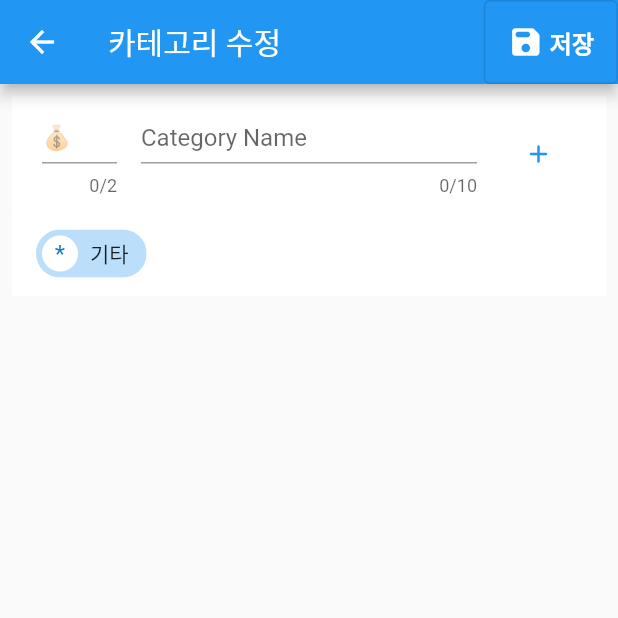
After one commit to cyj893/MoneyIsMine, a Flutter app: the screen it shows after launch, item 2 of the bottom bar chosen, after a tap on the "format list bulleted" icon, on a phone screen of 412 x 824 dp, the top half of it. The commit adds this screen. Run offline on Flutter 3.47's test engine with Material 2 defaults, Android fonts, the light colour scheme and no system bars; our stand-ins replace image_picker, sqflite, table_calendar; missing offline and left inert: scrolling_page_indicator; accounts and stored records are empty.

Commit message:
Add Category Provider

```diff
--- /dev/null
+++ b/lib/CategoryEditPage.dart
@@ -0,0 +1,183 @@
+import 'package:flutter/material.dart';
+import 'package:provider/provider.dart';
+import 'DBHelper.dart';
+
+class CategoryEditPage extends StatefulWidget {
+
+  @override
+  CategoryEditPageState createState() => CategoryEditPageState();
+}
+
+class CategoryEditPageState extends State<CategoryEditPage> {
+
+  String pageName = "카테고리 수정";
+
+  final _icon = TextEditingController();
+  final _name = TextEditingController();
+
+  List<String> categoryNames = ["기타"];
+  Map<String, String> categoryMap = {"기타": "*"};
+  List<String> tempcategoryNames = [];
+  Map<String, String> tempcategoryMap = {};
+
+  @override
+  void initState() {
+    super.initState();
+
+    categoryNames = context.read<CategoryProvider>().categories;
+    categoryMap = context.read<CategoryProvider>().map;
+    tempcategoryNames.addAll(categoryNames);
+    tempcategoryMap.addAll(categoryMap);
+  }
+
+  Container makeAddCon(){
+    return Container(
+      padding: EdgeInsets.symmetric(horizontal: 20, vertical: 10),
+      alignment: Alignment.centerLeft,
+      color: Colors.white,
+      child: Row(
+        children: [
+          SizedBox(
+            width: 50,
+            child: TextField(
+              controller: _icon,
+              maxLength: 2,
+              decoration: const InputDecoration(
+                hintText: "\u{1F4B0}",
+                isDense: true,
+              ),
+            ),
+          ),
+          VerticalDivider(),
+          Expanded(
+              child: TextField(
+                controller: _name,
+                maxLength: 10,
+                decoration: const InputDecoration(
+                  hintText: "Category Name",
+                  isDense: true,
+                ),
+              )
+          ),
+          VerticalDivider(),
+          SizedBox(
+            width: 50,
+            child: IconButton(
+              icon: Icon(Icons.add_rounded),
+              color: Colors.blue,
+              iconSize: 20.0,
+              onPressed: () {
+                if( tempcategoryMap.containsKey(_name.text) ){
+                  showDialog(
+                      context: context,
+                      builder: (BuildContext context) {
+                        return AlertDialog(
+                          content: Text("이름이 달라야 합니다"),
+                          actions: [
+                            TextButton(
+                                onPressed: () {
+                                  Navigator.of(context).pop();
+                                },
+                                child: Text("ok"))
+                          ],
+                        );
+                      });
+                  return ;
+                }
+                setState(() {
+                  tempcategoryMap[_name.text] = _icon.text;
+                  tempcategoryNames.insert(0, _name.text);
+                  _icon.text = "";
+                  _name.text = "";
+                });
+              },
+            ),
+          ),
+        ],
+      ),
+    );
+  }
+
+  ReorderableListView makeReorderListV(){
+    return ReorderableListView(
+      onReorder: (int oldIndex, int newIndex) {
+        setState(() {
+          if( oldIndex < newIndex ) newIndex -= 1;
+          final String item = tempcategoryNames.removeAt(oldIndex);
+          tempcategoryNames.insert(newIndex, item);
+        });
+      },
+      children: <Widget>[
+        for(int i = 0; i < tempcategoryNames.length; i++)
+          ListTile(
+            tileColor: Colors.white,
+            key: Key('$i'),
+            title: Container(
+                alignment: Alignment.centerLeft,
+                child: Chip(
+                  avatar: CircleAvatar(
+                    child: Text(tempcategoryMap[tempcategoryNames[i]]!),
+                    backgroundColor: Colors.white,
+                  ),
+                  backgroundColor: Colors.blue[100],
+                  label: Text(tempcategoryNames[i]),
+                )
+            ),
+            trailing: tempcategoryNames[i] == "기타" ?
+              SizedBox.shrink()
+            : IconButton(
+              icon: Icon(Icons.delete_forever_rounded),
+              color: Colors.blue,
+              iconSize: 25.0,
+              onPressed: () {
+                setState(() {
+                  tempcategoryMap.removeWhere((key, value) => key == tempcategoryNames[i]);
+                  tempcategoryNames.removeAt(i);
+                });
+              },
+            ),
+          ),
+      ],
+    );
+  }
+
+  @override
+  Widget build(BuildContext context) {
+    return Scaffold(
+      appBar: AppBar(
+        title: Text(pageName),
+        actions: [
+          OutlinedButton(
+            onPressed: () {
+              context.read<CategoryProvider>().edit(tempcategoryNames, tempcategoryMap);
+              context.read<CategoryProvider>().save();
+              Navigator.pop(context);
+            },
+            child: Row(
+              children: [
+                Icon(Icons.save_rounded, color: Colors.white,),
+                Text(" 저장", style: TextStyle(color: Colors.white,
+                                        fontWeight: FontWeight.bold,
+                                        fontSize: 16),),
+              ],
+            ),
+          ),
+        ],
+      ),
+      body: GestureDetector(
+        onTap: () {
+          FocusScope.of(context).unfocus();
+        },
+        child: Padding(
+            padding: const EdgeInsets.all(8.0),
+            child: Column(
+              children: [
+                makeAddCon(),
+                Expanded(child: makeReorderListV()),
+              ],
+            )
+        ),
+      ),
+    );
+  }
+}
--- a/lib/DBHelper.dart
+++ b/lib/DBHelper.dart
@@ -1,5 +1,6 @@
 import 'dart:async';
 import 'dart:typed_data';
+import 'package:flutter/cupertino.dart';
 import 'package:path/path.dart';
 import 'package:sqflite/sqflite.dart';
 
@@ -255,3 +256,78 @@ class Picture {
     };
   }
 }
+
+class CategoryProvider with ChangeNotifier {
+  List<String> categories = [];
+  Map<String, String> map = {};
+
+  late Database _database;
+
+  void edit(List<String> newCategories, Map<String, String> newMap){
+    map = newMap;
+    categories = newCategories;
+    notifyListeners();
+  }
+
+  Future<Database?> get database async {
+    _database = await initDB();
+    return _database;
+  }
+
+  initDB() async {
+    String path = join(await getDatabasesPath(), 'Categories.db');
+
+    return await openDatabase(
+        path,
+        version: 1,
+        onCreate: (db, version) async {
+          await db.execute('''
+            CREATE TABLE Categories(
+              id INTEGER PRIMARY KEY AUTOINCREMENT,
+              name TEXT,
+              icon TEXT
+            )
+          ''');
+        },
+        onUpgrade: (db, oldVersion, newVersion){}
+    );
+  }
+
+  void init() async {
+    final db = await database;
+    final List<Map<String, dynamic>> maps = await db!.rawQuery(
+      '''
+      SELECT * FROM Categories
+      ORDER BY id;
+      '''
+    );
+
+    List<String> tempcategories = [];
+    Map<String, String> tempmap = {};
+    if( maps.isEmpty ){
+      tempcategories.add("기타");
+      tempmap["기타"] = "*";
+    }
+    else{
+      for(int i = 0; i < maps.length; i++){
+        tempcategories.add(maps[i]["name"]);
+        tempmap[maps[i]["name"]] = maps[i]["icon"];
+      }
+    }
+    categories = tempcategories;
+    map = tempmap;
+  }
+
+  void save() async {
+    final db = await database;
+    await db!.rawQuery(
+      '''
+      DELETE FROM Categories
+      '''
+    );
+    for(int i = 0; i < categories.length; i++){
+      await db.insert("Categories", {"name": categories[i], "icon": map[categories[i]]});
+    }
+  }
+
+}
--- a/lib/DaySpecCon.dart
+++ b/lib/DaySpecCon.dart
@@ -75,7 +75,7 @@ class DaySpecConState extends State<DaySpecCon> {
     return Row(
       children: [
         SizedBox(
-          width: 70,
+          width: 80,
           child: Text("${spec.category}"),
         ),
         Expanded(
--- a/lib/InputSpecsPage.dart
+++ b/lib/InputSpecsPage.dart
@@ -1,7 +1,9 @@
 import 'package:flutter/material.dart';
 import 'package:intl/intl.dart';
 import 'package:image_picker/image_picker.dart';
+import 'package:provider/provider.dart';
 import 'dart:io';
+import 'CategoryEditPage.dart';
 import 'DBHelper.dart';
 
 class InputSpecsPage extends StatefulWidget {
@@ -23,9 +25,9 @@ class InputSpecsPageState extends State<InputSpecsPage> {
   List<bool> methodbools = [false, false, false, false, false];
   final List<String> methodNames = ["기타", "카드", "이체", "현금", "기타"];
 
-  List<bool> categorybools = [false, false, false, false, false];
-  final List<String> categoryAvatars = ["\u{2733}", "\u{1F354}", "\u{1F68C}", "\u{1F455}", "\u{2733}"];
-  final List<String> categoryNames = ["기타", "식비", "교통비", "의류비", "기타"];
+  List<bool> categorybools = [];
+  List<String> categoryNames = ["기타"];
+  Map<String, String> categoryMap = {"기타": "*"};
 
   final contents = TextEditingController();
 
@@ -96,8 +98,8 @@ class InputSpecsPageState extends State<InputSpecsPage> {
     _insertDB(t, m, c);
   }
   Future<void> _insertDB(int t, int m, int c) async {
-    if( m == -1 ) m = 0;  // set to default
-    if( c == -1 ) c = 0;  // set to default
+    m = m == -1 ? 0 : m;  // set to default
+    String cate = c == -1 ? "기타" : categoryNames[c];  // set to default
     final ctxt = contents.text.isEmpty ? "." : contents.text;
     final mtxt = memo.text.isEmpty ? "." : memo.text;
     var provider = SpecProvider();
@@ -106,7 +108,7 @@ class InputSpecsPageState extends State<InputSpecsPage> {
     int pm = t == 0 ? -1 : 1;
     var spec = Spec(
         type: t,
-        category: categoryNames[c],
+        category: cate,
         method: m,
         contents: ctxt,
         money: pm * int.parse(money.text.replaceAll(',', '')),
@@ -197,13 +199,14 @@ class InputSpecsPageState extends State<InputSpecsPage> {
 
   List<Widget> initCategories(){
     List<Widget> list = [];
-    for(int i = 1; i < categoryNames.length; i++){
+    print(categoryNames);
+    for(int i = 0; i < categoryNames.length; i++){
       list.add(
         InkWell(
           splashColor: Colors.transparent,
           child: Chip(
                 avatar: CircleAvatar(
-                  child: categorybools[i] ? Text("\u{2714}") : Text(categoryAvatars[i]),
+                  child: categorybools[i] ? Text("\u{2714}") : Text(categoryMap[categoryNames[i]]!),
                   backgroundColor: Colors.white,
                 ),
                 backgroundColor: categorybools[i] ? Colors.blueAccent : Colors.blue[100],
@@ -216,7 +219,7 @@ class InputSpecsPageState extends State<InputSpecsPage> {
                   return ;
                 }
                 categorybools[i] = true;
-                print("Tapped " + categoryAvatars[i]);
+                print("Tapped " + categoryMap[categoryNames[i]]!);
                 for(int j = 0; j < categorybools.length; j++){
                   if( i != j && categorybools[j] ) categorybools[j] = false;
                 }
@@ -241,11 +244,15 @@ class InputSpecsPageState extends State<InputSpecsPage> {
                     Text("카테고리"),
                     IconButton(
                         onPressed: () {
-                          setState(() {
-
-                          });
+                          Navigator.push(
+                              context,
+                              MaterialPageRoute(
+                                  builder: (context) => CategoryEditPage()
+                              )
+                          );
                         },
-                        icon: Icon(Icons.format_list_bulleted)
+                        icon: Icon(Icons.format_list_bulleted_rounded),
+                      color: Colors.blue[300],
                     ),
                   ]
               )
@@ -464,12 +471,21 @@ class InputSpecsPageState extends State<InputSpecsPage> {
 
   @override
   Widget build(BuildContext context) {
+    categoryNames = context.watch<CategoryProvider>().categories;
+    categoryMap = context.watch<CategoryProvider>().map;
+    for(int i = 0; i < categoryNames.length; i++){
+      categorybools.add(false);
+    }
     if( !isUpdateLoaded ) setInstance();
     return Scaffold(
       appBar: AppBar(
         title: Text(pageName),
       ),
-      body: Padding(
+      body: GestureDetector(
+        onTap: (){
+          FocusScope.of(context).unfocus();
+        },
+        child: Padding(
           padding: const EdgeInsets.all(8.0),
           child: Center(
             child: ListView(
@@ -486,6 +502,7 @@ class InputSpecsPageState extends State<InputSpecsPage> {
             ),
           ),
         ),
+      ),
       floatingActionButton: FloatingActionButton(
         onPressed: (){
           _submit();
--- a/lib/main.dart
+++ b/lib/main.dart
@@ -2,14 +2,18 @@ import 'dart:async';
 import 'package:flutter/material.dart';
 import 'package:intl/date_symbol_data_local.dart';
 import 'package:intl/intl.dart';
+import 'package:provider/provider.dart';
 import 'DBHelper.dart';
 import 'DaySpecCon.dart';
 import 'BottomNaviBar.dart';
 
 void main() {
   runApp(
-    const MaterialApp(
-      home: MyApp(),
+    MultiProvider(
+      providers: [
+        ChangeNotifierProvider(create: (_) => CategoryProvider()),
+      ],
+      child: MyApp(),
     ),
   );
 }
@@ -19,6 +23,8 @@ class MyApp extends StatelessWidget {
 
   @override
   Widget build(BuildContext context) {
+    context.read<CategoryProvider>().init();
+    print(context.read<CategoryProvider>().categories);
     return MaterialApp(
       title: 'main',
       home: MyHomePage(),
--- a/pubspec.yaml
+++ b/pubspec.yaml
@@ -35,6 +35,7 @@ dependencies:
   table_calendar:
   image_picker:
   scrolling_page_indicator: ^0.1.3
+  provider: ^5.0.0
 
 
   # The following adds the Cupertino Icons font to your application.
```
Also changed, not shown: lib/SpecPage.dart (+26 -8 lines), pubspec.lock. Lines whose indentation alone changed are shown as unchanged.
